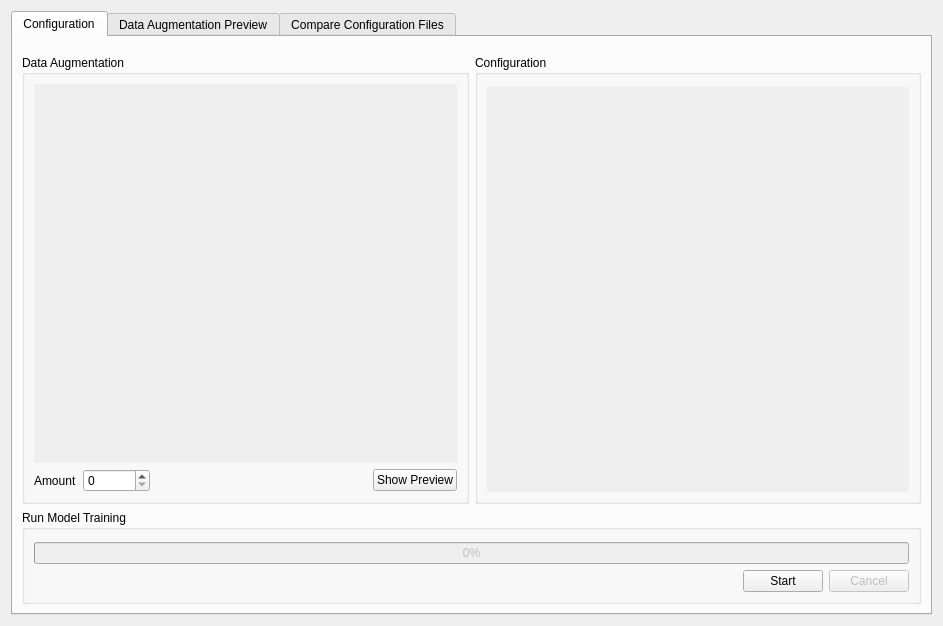
The window that view/ai_training/aitrainingwidget.ui (Joensw/RCAIT) describes before a commit, drawn with Qt 5.
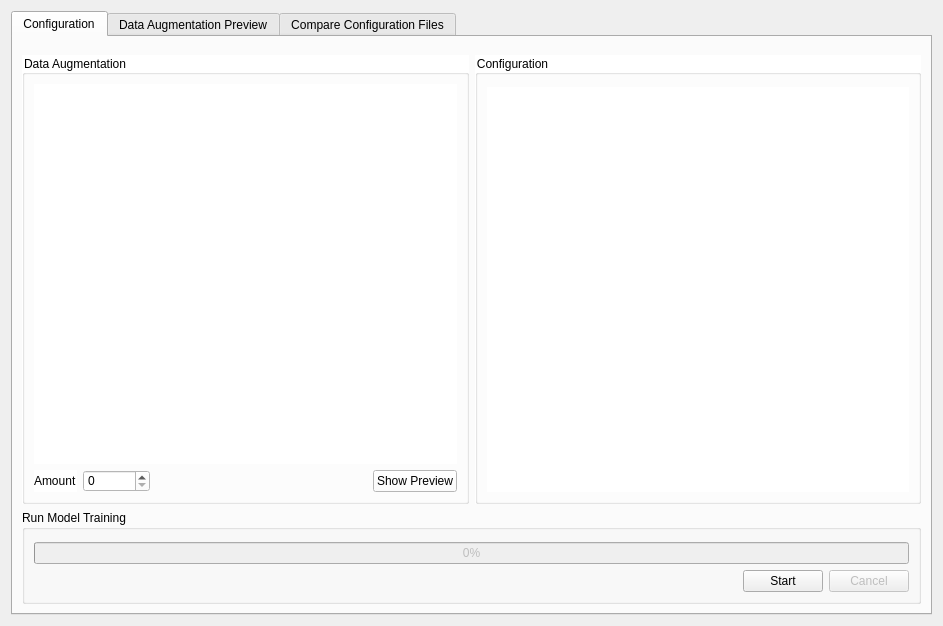
The same window after the commit. Icons and pictures are not drawn. Custom widgets are drawn as their Qt base class.

Diff of the .ui file:
```diff
--- a/view/ai_training/aitrainingwidget.ui
+++ b/view/ai_training/aitrainingwidget.ui
@@ -47,6 +47,9 @@
               <verstretch>0</verstretch>
              </sizepolicy>
             </property>
+            <property name="styleSheet">
+             <string notr="true">background-color: rgb(255,255,255);</string>
+            </property>
             <property name="title">
              <string>Data Augmentation</string>
             </property>
@@ -59,6 +62,11 @@
                <property name="autoFillBackground">
                 <bool>false</bool>
                </property>
+               <property name="styleSheet">
+                <string notr="true">QScrollArea { background: transparent; }
+QScrollArea &gt; QWidget &gt; QWidget { background: transparent; }
+QScrollArea &gt; QWidget &gt; QScrollBar { background: palette(base); }</string>
+               </property>
                <property name="frameShape">
                 <enum>QFrame::NoFrame</enum>
                </property>
@@ -155,6 +163,9 @@
               <verstretch>0</verstretch>
              </sizepolicy>
             </property>
+            <property name="styleSheet">
+             <string notr="true">background-color: rgb(255,255,255);</string>
+            </property>
             <property name="title">
              <string>Configuration</string>
             </property>
```
Left out of the diff: 7 changed lines with no effect on the pictures.
